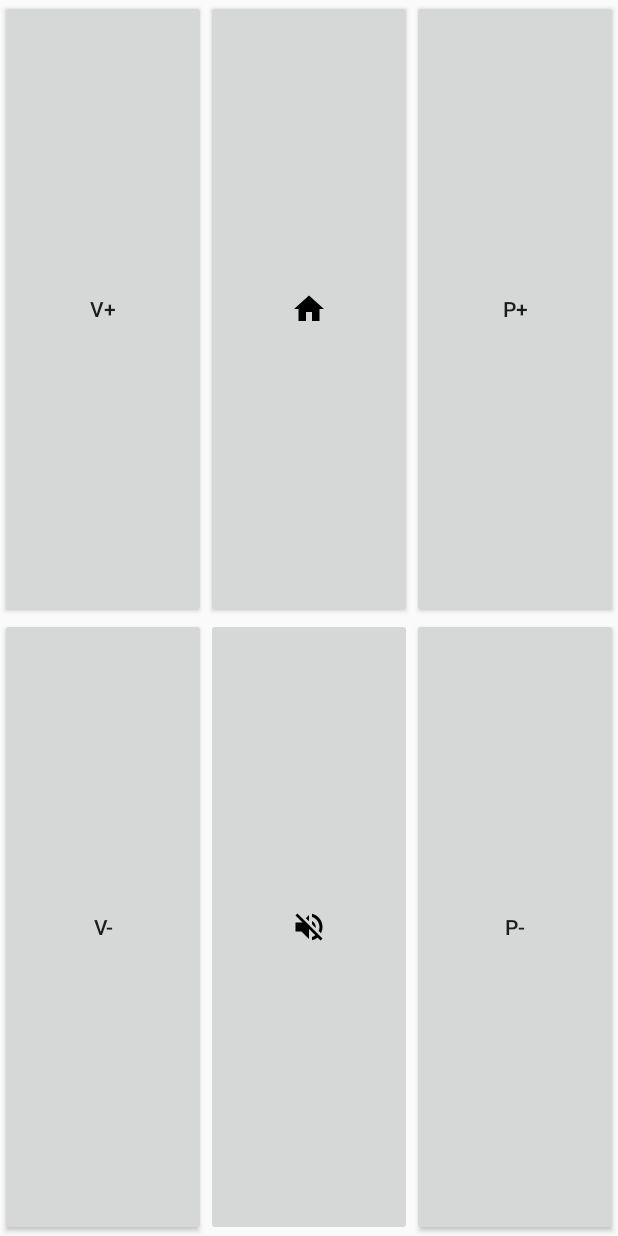
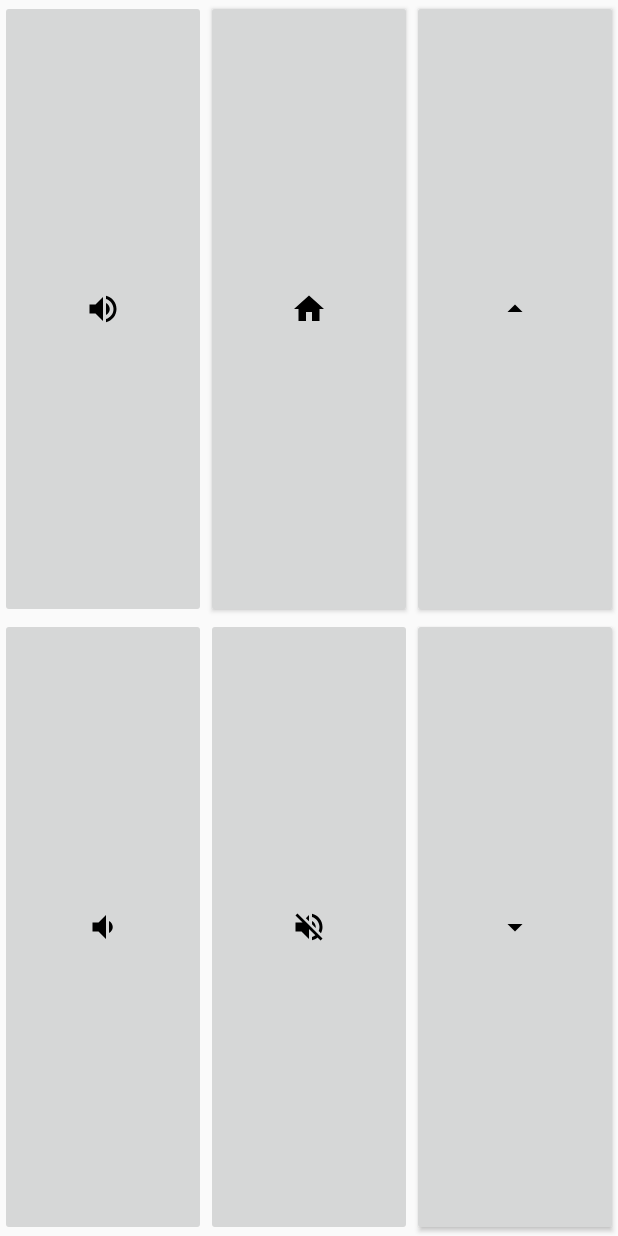
Before and after one commit to batou9150/BboxSensationRemoteControl, an Android app: the layout up_down.xml on its own in the app's theme, with its tools: preview values and no code run, on a phone screen of 412 x 824 dp. Run offline under Robolectric (Android 15) with nearby library versions, the phone set to English and light mode, and no system bars.

Commit message:
use more icons

```diff
--- /dev/null
+++ b/app/src/main/res/drawable/ic_arrow_drop_down_black_24dp.xml
@@ -0,0 +1,9 @@
+<vector xmlns:android="http://schemas.android.com/apk/res/android"
+        android:width="24dp"
+        android:height="24dp"
+        android:viewportWidth="24.0"
+        android:viewportHeight="24.0">
+    <path
+        android:fillColor="#FF000000"
+        android:pathData="M7,10l5,5 5,-5z"/>
+</vector>
--- /dev/null
+++ b/app/src/main/res/drawable/ic_arrow_drop_up_black_24dp.xml
@@ -0,0 +1,9 @@
+<vector xmlns:android="http://schemas.android.com/apk/res/android"
+        android:width="24dp"
+        android:height="24dp"
+        android:viewportWidth="24.0"
+        android:viewportHeight="24.0">
+    <path
+        android:fillColor="#FF000000"
+        android:pathData="M7,14l5,-5 5,5z"/>
+</vector>
--- /dev/null
+++ b/app/src/main/res/drawable/ic_volume_down_black_24dp.xml
@@ -0,0 +1,9 @@
+<vector xmlns:android="http://schemas.android.com/apk/res/android"
+        android:width="24dp"
+        android:height="24dp"
+        android:viewportWidth="24.0"
+        android:viewportHeight="24.0">
+    <path
+        android:fillColor="#FF000000"
+        android:pathData="M18.5,12c0,-1.77 -1.02,-3.29 -2.5,-4.03v8.05c1.48,-0.73 2.5,-2.25 2.5,-4.02zM5,9v6h4l5,5V4L9,9H5z"/>
+</vector>
--- /dev/null
+++ b/app/src/main/res/drawable/ic_volume_up_black_24dp.xml
@@ -0,0 +1,9 @@
+<vector xmlns:android="http://schemas.android.com/apk/res/android"
+        android:width="24dp"
+        android:height="24dp"
+        android:viewportWidth="24.0"
+        android:viewportHeight="24.0">
+    <path
+        android:fillColor="#FF000000"
+        android:pathData="M3,9v6h4l5,5L12,4L7,9L3,9zM16.5,12c0,-1.77 -1.02,-3.29 -2.5,-4.03v8.05c1.48,-0.73 2.5,-2.25 2.5,-4.02zM14,3.23v2.06c2.89,0.86 5,3.54 5,6.71s-2.11,5.85 -5,6.71v2.06c4.01,-0.91 7,-4.49 7,-8.77s-2.99,-7.86 -7,-8.77z"/>
+</vector>
--- a/app/src/main/res/layout/up_down.xml
+++ b/app/src/main/res/layout/up_down.xml
@@ -7,29 +7,29 @@
         android:layout_height="match_parent"
         tools:context=".MainActivity">
 
-    <Button
-            android:text="@string/b_volume_up_text"
+    <ImageButton
             android:id="@+id/b_volume_up"
             android:tag='27'
-            style="@style/Widget.AppCompat.Button.Small"
             android:layout_width="0dp"
             android:layout_height="0dp"
             app:layout_constraintStart_toStartOf="parent"
             app:layout_constraintTop_toTopOf="parent"
             app:layout_constraintEnd_toStartOf="@+id/b_home"
-            app:layout_constraintBottom_toTopOf="@+id/b_volume_down"/>
+            app:layout_constraintBottom_toTopOf="@+id/b_volume_down"
+            android:contentDescription="@string/b_volume_up_text"
+            android:src="@drawable/ic_volume_up_black_24dp"/>
 
-    <Button
-            android:text="@string/b_volume_down_text"
+    <ImageButton
             android:id="@+id/b_volume_down"
             android:tag='28'
-            style="@style/Widget.AppCompat.Button.Small"
             android:layout_width="0dp"
             android:layout_height="0dp"
             app:layout_constraintStart_toStartOf="parent"
             app:layout_constraintTop_toBottomOf="@+id/b_volume_up"
             app:layout_constraintEnd_toStartOf="@+id/b_volume_mute"
-            app:layout_constraintBottom_toBottomOf="parent"/>
+            app:layout_constraintBottom_toBottomOf="parent"
+            android:src="@drawable/ic_volume_down_black_24dp"
+            android:contentDescription="@string/b_volume_down_text"/>
 
     <ImageButton
             android:id="@+id/b_home"
@@ -56,25 +56,27 @@
             android:src="@drawable/ic_volume_off_black_24dp"
             android:contentDescription="@string/b_volume_mute_text"/>
 
-    <Button
-            android:text="@string/b_program_up_text"
+    <ImageButton
+            android:contentDescription="@string/b_program_up_text"
             android:id="@+id/b_program_up"
             android:tag='25'
             style="@style/Widget.AppCompat.Button.Small"
             android:layout_width="0dp"
             android:layout_height="0dp"
+            android:src="@drawable/ic_arrow_drop_up_black_24dp"
             app:layout_constraintTop_toTopOf="parent"
             app:layout_constraintStart_toEndOf="@+id/b_home"
             app:layout_constraintEnd_toEndOf="parent"
             app:layout_constraintBottom_toTopOf="@+id/b_program_down"/>
 
-    <Button
-            android:text="@string/b_program_down"
+    <ImageButton
+            android:contentDescription="@string/b_program_down"
             android:id="@+id/b_program_down"
             android:tag='26'
             style="@style/Widget.AppCompat.Button.Small"
             android:layout_width="0dp"
             android:layout_height="0dp"
+            android:src="@drawable/ic_arrow_drop_down_black_24dp"
             app:layout_constraintEnd_toEndOf="parent"
             app:layout_constraintBottom_toBottomOf="parent"
             app:layout_constraintStart_toEndOf="@+id/b_volume_mute"
```
